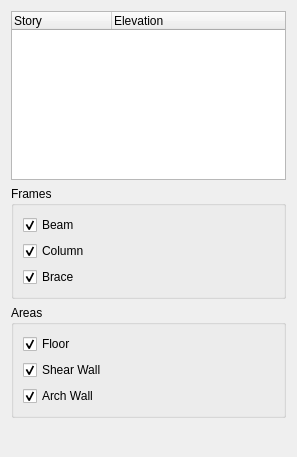
Above: widgets/view/dialogViews.ui from ebrahimraeyat/civilTools before the change. Below: the same form after it.
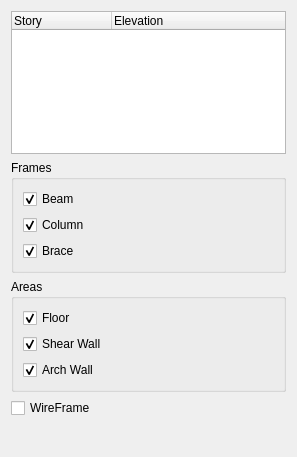
That is the form after the change. Icons and pictures are not drawn.

Commit message: adding wireframe option for view

Patch:
```diff
--- a/widgets/view/dialogViews.ui
+++ b/widgets/view/dialogViews.ui
@@ -130,6 +130,13 @@
      </layout>
     </widget>
    </item>
+   <item>
+    <widget class="QCheckBox" name="wireframe">
+     <property name="text">
+      <string>WireFrame</string>
+     </property>
+    </widget>
+   </item>
    <item>
     <layout class="QHBoxLayout" name="horizontalLayout">
      <item>
```
The commit also changes 1 other file.
